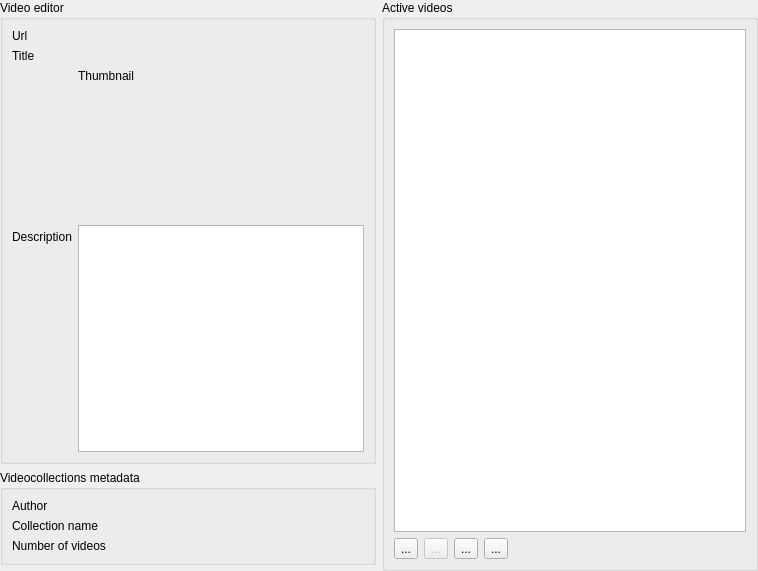
BuildmLearn/BuildmLearn-Toolkit, file src/templates/videocollection/videocollectioneditor.ui: the form before one commit.
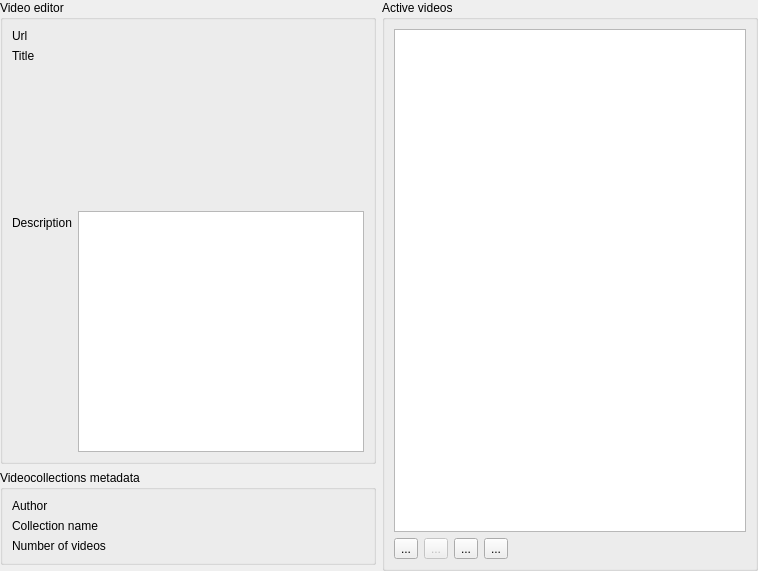
The form after the commit. Custom widgets are drawn as their Qt base class.

Commit message: Add support for youtube, dailymotion and vimeo videos

```diff
--- a/src/templates/videocollection/videocollectioneditor.ui
+++ b/src/templates/videocollection/videocollectioneditor.ui
@@ -228,13 +228,6 @@
           </item>
           <item row="4" column="1">
            <layout class="QHBoxLayout" name="horizontalLayout_12">
-            <item>
-             <widget class="QLabel" name="label_5">
-              <property name="text">
-               <string>Thumbnail</string>
-              </property>
-             </widget>
-            </item>
             <item>
              <widget class="LabelWithStatus" name="m_lblThumbnailStatus" native="true">
               <property name="sizePolicy">
```
The commit also changes 2 other files.
